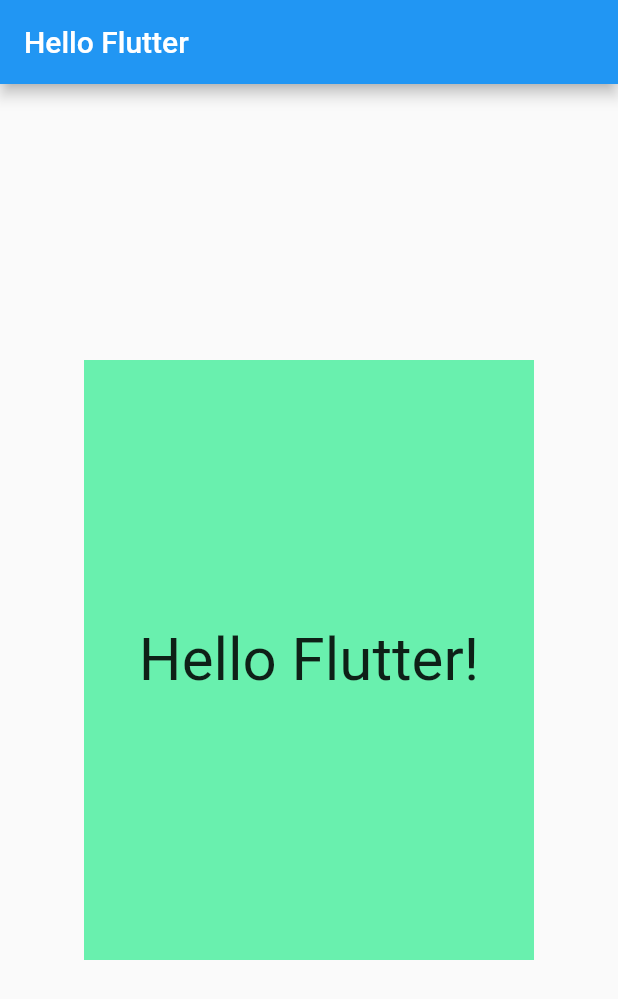
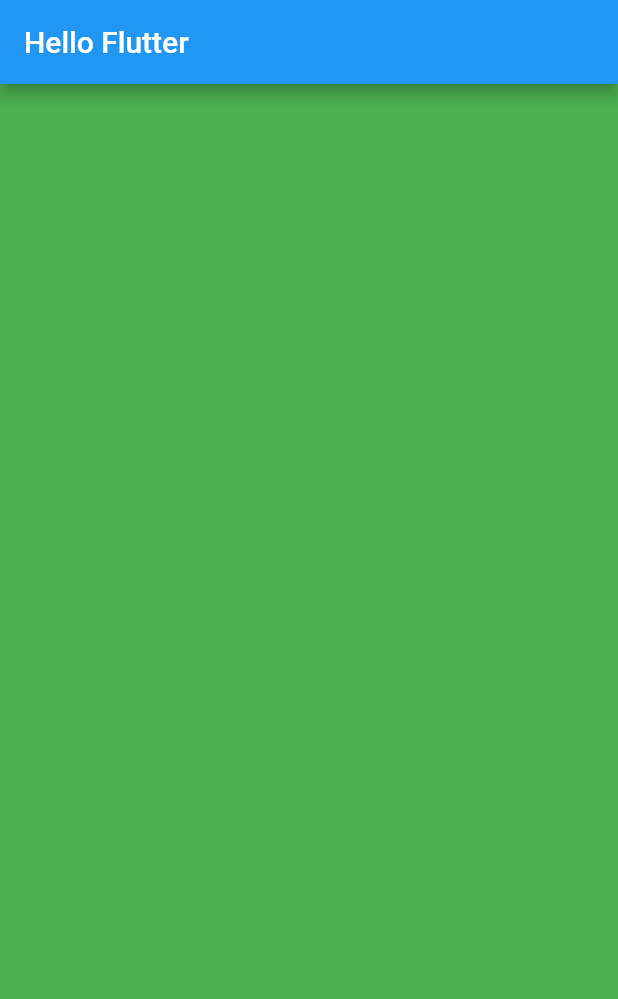
Before and after one commit to amatanat/hello_flutter, a Flutter app: the screen it shows after launch, on a phone screen of 412 x 824 dp. Shown: the top 999 px of the screen. Run offline on Flutter 3.47's test engine with Material 2 defaults, Android fonts, the phone set to English and light mode, and no system bars.

Commit message:
Start building Flutter app. Use MaterialApp, Scaffold widgets.

```diff
--- a/lib/main.dart
+++ b/lib/main.dart
@@ -1,36 +1,29 @@
+// use this material package to make changes in UI of a Flutter app.
 import 'package:flutter/material.dart';
 
+// top level function
+Widget helloFlutter(){
+  return Container(
+      color: Colors.green
+  );
+}
+
 void main() {
+  // UI of an app
   runApp(
+    // MaterialApp is a widget in a Flutter that contains
+      // title, home, theme,
     MaterialApp(
+      // remove the slow mode banner in the top right corner of an app
       debugShowCheckedModeBanner: false,
-      title: 'Hello Flutter',
-      home: Scaffold(
+      // scaffold is another widget that offers drawers, app bars,
+        // bottom nav, fabs, and tabs.
+      home:  Scaffold(
         appBar: AppBar(
           title: Text('Hello Flutter'),
         ),
-        body: HelloFlutter(),
-      ),
-    ),
+        body: helloFlutter()
+      )
+    )
   );
 }
-
-class HelloFlutter extends StatelessWidget {
-  @override
-  Widget build(BuildContext context) {
-    return Center(
-      child: Container(
-        color: Colors.greenAccent,
-        height: 400.0,
-        width: 300.0,
-        child: Center(
-          child: Text(
-            'Hello Flutter!',
-            style: TextStyle(fontSize: 40.0),
-            textAlign: TextAlign.center,
-          ),
-        ),
-      ),
-    );
-  }
-}
```
